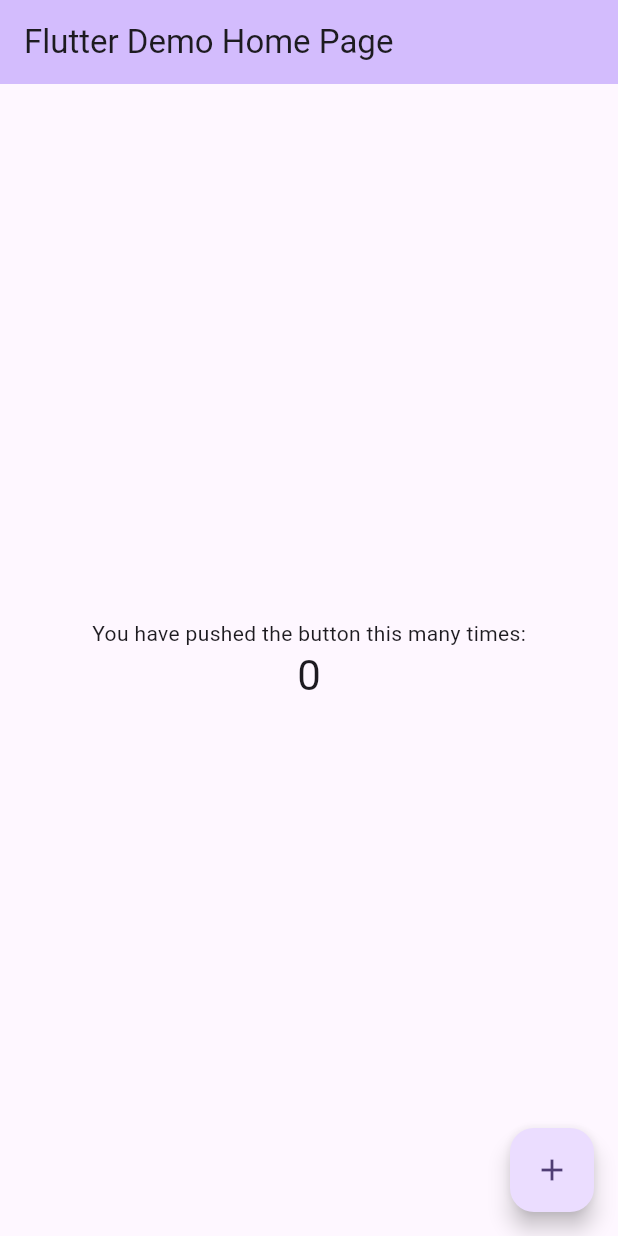
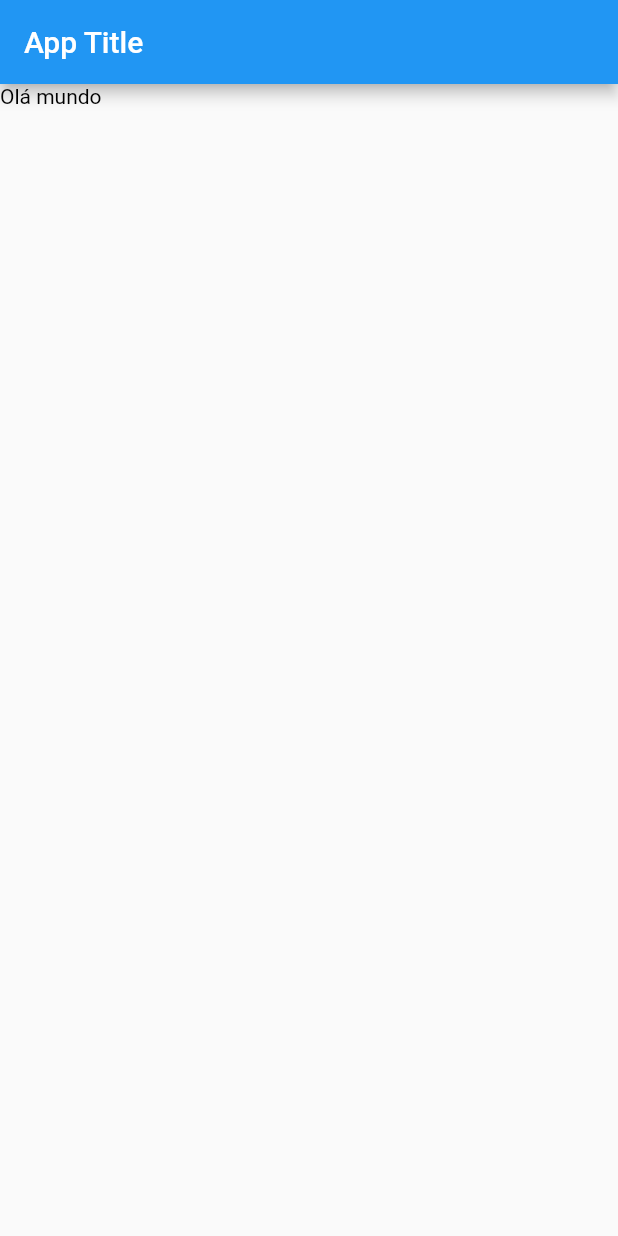
Before and after one commit to lauro-ss/Practices_Flutter, a Flutter app: the screen it shows after launch, on a phone screen of 412 x 824 dp. Run offline on Flutter 3.47's test engine with Material 2 defaults, Android fonts, the phone set to English and light mode, and no system bars.

Commit message:
main, material, scafold and text widgets

```diff
--- a/basic/lib/main.dart
+++ b/basic/lib/main.dart
@@ -1,125 +1,22 @@
 import 'package:flutter/material.dart';
 
-void main() {
-  runApp(const MyApp());
-}
+main() => runApp(const App());
 
-class MyApp extends StatelessWidget {
-  const MyApp({super.key});
+class App extends StatelessWidget {
+  const App({super.key});
 
-  // This widget is the root of your application.
   @override
   Widget build(BuildContext context) {
     return MaterialApp(
-      title: 'Flutter Demo',
-      theme: ThemeData(
-        // This is the theme of your application.
-        //
-        // TRY THIS: Try running your application with "flutter run". You'll see
-        // the application has a blue toolbar. Then, without quitting the app,
-        // try changing the seedColor in the colorScheme below to Colors.green
-        // and then invoke "hot reload" (save your changes or press the "hot
-        // reload" button in a Flutter-supported IDE, or press "r" if you used
-        // the command line to start the app).
-        //
-        // Notice that the counter didn't reset back to zero; the application
-        // state is not lost during the reload. To reset the state, use hot
-        // restart instead.
-        //
-        // This works for code too, not just values: Most code changes can be
-        // tested with just a hot reload.
-        colorScheme: ColorScheme.fromSeed(seedColor: Colors.deepPurple),
-        useMaterial3: true,
-      ),
-      home: const MyHomePage(title: 'Flutter Demo Home Page'),
+      home: Scaffold(
+        appBar: AppBar(
+          title: const Text("App Title")
+        ),
+        body: const Text("Olá mundo",
+        style: TextStyle(
+          color: Colors.black),
+          textAlign: TextAlign.center),
+      )
     );
   }
 }
-
-class MyHomePage extends StatefulWidget {
-  const MyHomePage({super.key, required this.title});
-
-  // This widget is the home page of your application. It is stateful, meaning
-  // that it has a State object (defined below) that contains fields that affect
-  // how it looks.
-
-  // This class is the configuration for the state. It holds the values (in this
-  // case the title) provided by the parent (in this case the App widget) and
-  // used by the build method of the State. Fields in a Widget subclass are
-  // always marked "final".
-
-  final String title;
-
-  @override
-  State<MyHomePage> createState() => _MyHomePageState();
-}
-
-class _MyHomePageState extends State<MyHomePage> {
-  int _counter = 0;
-
-  void _incrementCounter() {
-    setState(() {
-      // This call to setState tells the Flutter framework that something has
-      // changed in this State, which causes it to rerun the build method below
-      // so that the display can reflect the updated values. If we changed
-      // _counter without calling setState(), then the build method would not be
-      // called again, and so nothing would appear to happen.
-      _counter++;
-    });
-  }
-
-  @override
-  Widget build(BuildContext context) {
-    // This method is rerun every time setState is called, for instance as done
-    // by the _incrementCounter method above.
-    //
-    // The Flutter framework has been optimized to make rerunning build methods
-    // fast, so that you can just rebuild anything that needs updating rather
-    // than having to individually change instances of widgets.
-    return Scaffold(
-      appBar: AppBar(
-        // TRY THIS: Try changing the color here to a specific color (to
-        // Colors.amber, perhaps?) and trigger a hot reload to see the AppBar
-        // change color while the other colors stay the same.
-        backgroundColor: Theme.of(context).colorScheme.inversePrimary,
-        // Here we take the value from the MyHomePage object that was created by
-        // the App.build method, and use it to set our appbar title.
-        title: Text(widget.title),
-      ),
-      body: Center(
-        // Center is a layout widget. It takes a single child and positions it
-        // in the middle of the parent.
-        child: Column(
-          // Column is also a layout widget. It takes a list of children and
-          // arranges them vertically. By default, it sizes itself to fit its
-          // children horizontally, and tries to be as tall as its parent.
-          //
-          // Column has various properties to control how it sizes itself and
-          // how it positions its children. Here we use mainAxisAlignment to
-          // center the children vertically; the main axis here is the vertical
-          // axis because Columns are vertical (the cross axis would be
-          // horizontal).
-          //
-          // TRY THIS: Invoke "debug painting" (choose the "Toggle Debug Paint"
-          // action in the IDE, or press "p" in the console), to see the
-          // wireframe for each widget.
-          mainAxisAlignment: MainAxisAlignment.center,
-          children: <Widget>[
-            const Text(
-              'You have pushed the button this many times:',
-            ),
-            Text(
-              '$_counter',
-              style: Theme.of(context).textTheme.headlineMedium,
-            ),
-          ],
-        ),
-      ),
-      floatingActionButton: FloatingActionButton(
-        onPressed: _incrementCounter,
-        tooltip: 'Increment',
-        child: const Icon(Icons.add),
-      ), // This trailing comma makes auto-formatting nicer for build methods.
-    );
-  }
-}
```
